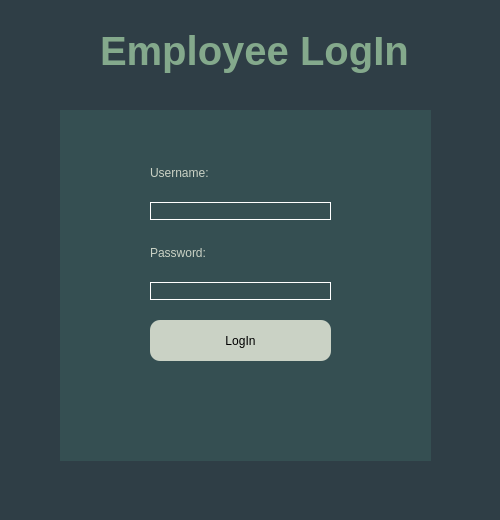
First picture: the form in loginui.ui, repository Santiago-F1/FinalGroupProjectCS1C, before the edit.
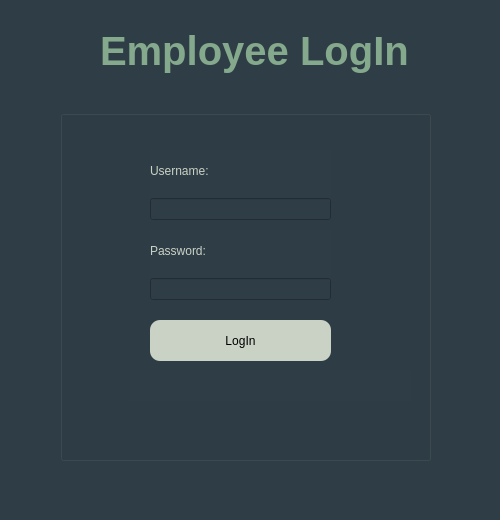
Second picture: the form after the edit. Icons and pictures are not drawn.

What changed in the file:
```diff
--- a/loginui.ui
+++ b/loginui.ui
@@ -43,7 +43,9 @@
    <property name="styleSheet">
     <string notr="true">background-color: rgb(53, 79, 82);
 font: 350 15pt &quot;Nirmala UI&quot;;
-border: none;
+groupBox{
+border: none
+}
 </string>
    </property>
    <property name="title">
@@ -86,8 +88,7 @@
        </property>
        <property name="styleSheet">
         <string notr="true">font: 350 11pt &quot;Nirmala UI&quot;;
-color:rgb(202, 210, 197);
-border: 1px solid white;</string>
+color:rgb(202, 210, 197);</string>
        </property>
        <property name="echoMode">
         <enum>QLineEdit::Password</enum>
@@ -193,10 +194,9 @@
        </property>
        <property name="styleSheet">
         <string notr="true">font: 350 11pt &quot;Nirmala UI&quot;;
-
+gridline-color: rgb(202, 210, 197);
 color:rgb(202, 210, 197);
-
-border: 1px solid white;</string>
+border-color: rgb(202, 210, 197);</string>
        </property>
        <property name="inputMethodHints">
         <set>Qt::ImhNone</set>
```
Left out of the diff: 2 changed lines with no effect on the pictures.
